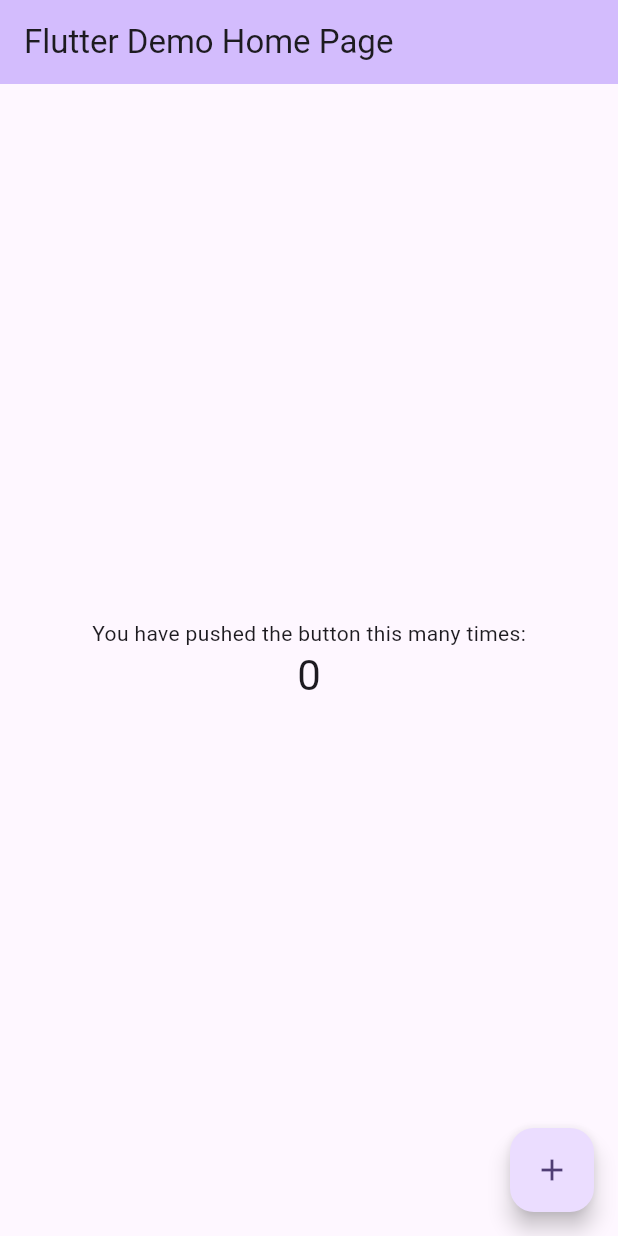
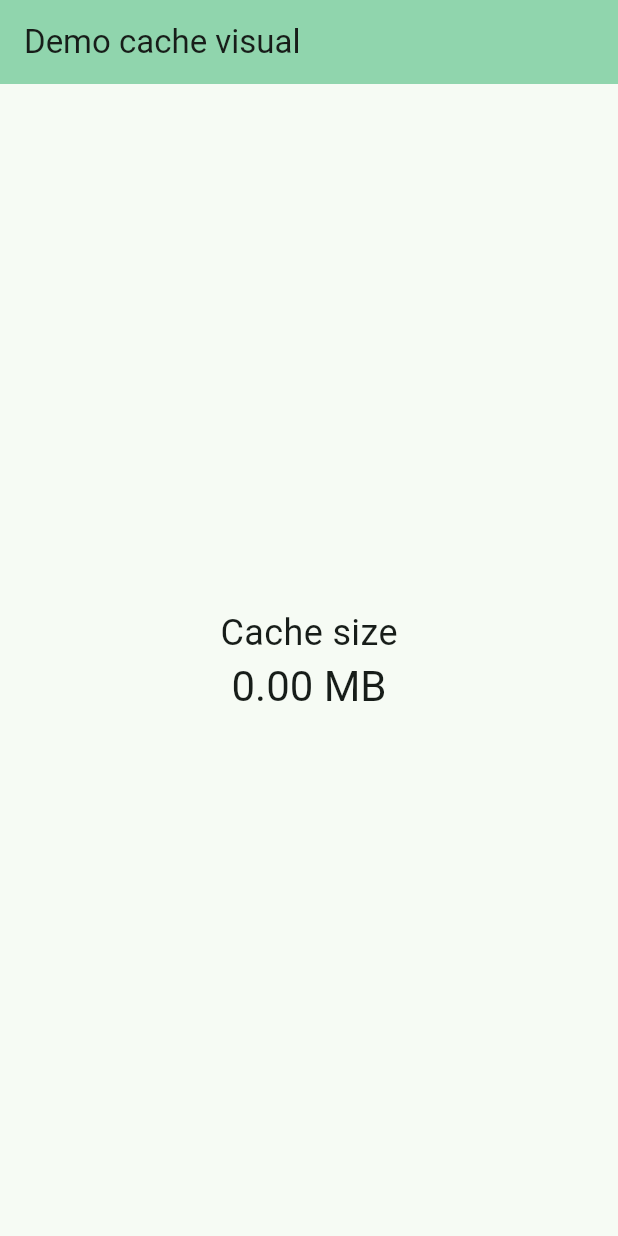
Before and after one commit to Smolla-ITc/visual_cache, a Flutter app: the screen it shows after launch, on a phone screen of 412 x 824 dp. Run offline on Flutter 3.47's test engine with Material 2 defaults, Android fonts, the phone set to English and light mode, and no system bars.

Commit message:
Release alpha version 0.1.0

```diff
--- a/example/lib/main.dart
+++ b/example/lib/main.dart
@@ -1,4 +1,5 @@
 import 'package:flutter/material.dart';
+import 'package:visual_cache/visual_cache.dart';
 
 void main() {
   runApp(const MyApp());
@@ -11,42 +12,18 @@ class MyApp extends StatelessWidget {
   @override
   Widget build(BuildContext context) {
     return MaterialApp(
-      title: 'Flutter Demo',
+      title: 'Visual cache Demo',
       theme: ThemeData(
-        // This is the theme of your application.
-        //
-        // TRY THIS: Try running your application with "flutter run". You'll see
-        // the application has a blue toolbar. Then, without quitting the app,
-        // try changing the seedColor in the colorScheme below to Colors.green
-        // and then invoke "hot reload" (save your changes or press the "hot
-        // reload" button in a Flutter-supported IDE, or press "r" if you used
-        // the command line to start the app).
-        //
-        // Notice that the counter didn't reset back to zero; the application
-        // state is not lost during the reload. To reset the state, use hot
-        // restart instead.
-        //
-        // This works for code too, not just values: Most code changes can be
-        // tested with just a hot reload.
-        colorScheme: ColorScheme.fromSeed(seedColor: Colors.deepPurple),
+        colorScheme: ColorScheme.fromSeed(seedColor: Colors.greenAccent),
         useMaterial3: true,
       ),
-      home: const MyHomePage(title: 'Flutter Demo Home Page'),
+      home: const MyHomePage(title: 'Demo cache visual'),
     );
   }
 }
 
 class MyHomePage extends StatefulWidget {
   const MyHomePage({super.key, required this.title});
-
-  // This widget is the home page of your application. It is stateful, meaning
-  // that it has a State object (defined below) that contains fields that affect
-  // how it looks.
-
-  // This class is the configuration for the state. It holds the values (in this
-  // case the title) provided by the parent (in this case the App widget) and
-  // used by the build method of the State. Fields in a Widget subclass are
-  // always marked "final".
 
   final String title;
 
@@ -55,70 +32,46 @@ class MyHomePage extends StatefulWidget {
 }
 
 class _MyHomePageState extends State<MyHomePage> {
-  int _counter = 0;
-
-  void _incrementCounter() {
-    setState(() {
-      // This call to setState tells the Flutter framework that something has
-      // changed in this State, which causes it to rerun the build method below
-      // so that the display can reflect the updated values. If we changed
-      // _counter without calling setState(), then the build method would not be
-      // called again, and so nothing would appear to happen.
-      _counter++;
-    });
-  }
 
   @override
   Widget build(BuildContext context) {
-    // This method is rerun every time setState is called, for instance as done
-    // by the _incrementCounter method above.
-    //
-    // The Flutter framework has been optimized to make rerunning build methods
-    // fast, so that you can just rebuild anything that needs updating rather
-    // than having to individually change instances of widgets.
+
     return Scaffold(
       appBar: AppBar(
-        // TRY THIS: Try changing the color here to a specific color (to
-        // Colors.amber, perhaps?) and trigger a hot reload to see the AppBar
-        // change color while the other colors stay the same.
+
         backgroundColor: Theme.of(context).colorScheme.inversePrimary,
-        // Here we take the value from the MyHomePage object that was created by
-        // the App.build method, and use it to set our appbar title.
+
         title: Text(widget.title),
       ),
       body: Center(
-        // Center is a layout widget. It takes a single child and positions it
-        // in the middle of the parent.
         child: Column(
-          // Column is also a layout widget. It takes a list of children and
-          // arranges them vertically. By default, it sizes itself to fit its
-          // children horizontally, and tries to be as tall as its parent.
-          //
-          // Column has various properties to control how it sizes itself and
-          // how it positions its children. Here we use mainAxisAlignment to
-          // center the children vertically; the main axis here is the vertical
-          // axis because Columns are vertical (the cross axis would be
-          // horizontal).
-          //
-          // TRY THIS: Invoke "debug painting" (choose the "Toggle Debug Paint"
-          // action in the IDE, or press "p" in the console), to see the
-          // wireframe for each widget.
+
           mainAxisAlignment: MainAxisAlignment.center,
           children: <Widget>[
             const Text(
-              'You have pushed the button this many times:',
+              'Cache size',style: TextStyle(fontSize: 24),
             ),
-            Text(
-              '$_counter',
-              style: Theme.of(context).textTheme.headlineMedium,
-            ),
+            FutureBuilder<String>(
+              future: VisualCache().getCacheSize(),
+              builder: (BuildContext context, AsyncSnapshot<String> snapshot) {
+                if (snapshot.connectionState == ConnectionState.waiting) {
+                  // Display a loading indicator while waiting for the future to complete
+                  return const CircularProgressIndicator();
+                } else if (snapshot.hasError) {
+                  // Handle the error case
+                  return Text('Error: ${snapshot.error}');
+                } else {
+                  // When data is ready, display it
+                  return Text(
+                    snapshot.data ?? 'Cache size not available',
+                    style: Theme.of(context).textTheme.headlineMedium,
+                  );
+                }
+              },
+            )
+
           ],
         ),
-      ),
-      floatingActionButton: FloatingActionButton(
-        onPressed: _incrementCounter,
-        tooltip: 'Increment',
-        child: const Icon(Icons.add),
       ), // This trailing comma makes auto-formatting nicer for build methods.
     );
   }
--- a/lib/visual_cache.dart
+++ b/lib/visual_cache.dart
@@ -1,7 +1,33 @@
 library visual_cache;
 
-/// A Calculator.
-class Calculator {
-  /// Returns [value] plus 1.
-  int addOne(int value) => value + 1;
+import 'dart:io';
+import 'package:path_provider/path_provider.dart';
+
+class VisualCache {
+  /// Gets the cache directory and returns its size in MB or GB.
+  Future<String> getCacheSize() async {
+    final cacheDir = await getTemporaryDirectory();
+    final cacheSize = await _calculateDirectorySize(cacheDir);
+
+    // Convert size to MB or GB
+    return (cacheSize / (1024 * 1024)) < 1024
+        ? '${(cacheSize / (1024 * 1024)).toStringAsFixed(2)} MB'
+        : '${(cacheSize / (1024 * 1024 * 1024)).toStringAsFixed(2)} GB';
+  }
+
+  /// Recursively calculates the size of a directory and its subdirectories.
+  Future<int> _calculateDirectorySize(Directory dir) async {
+    int size = 0;
+    try {
+      final files = dir.listSync(recursive: true);
+      for (var file in files) {
+        if (file is File) {
+          size += await file.length();
+        }
+      }
+    } catch (e) {
+      print('Error calculating directory size: $e');
+    }
+    return size;
+  }
 }
```
Also changed, not shown: pubspec.yaml (+5 -2 lines), 4 other files.
